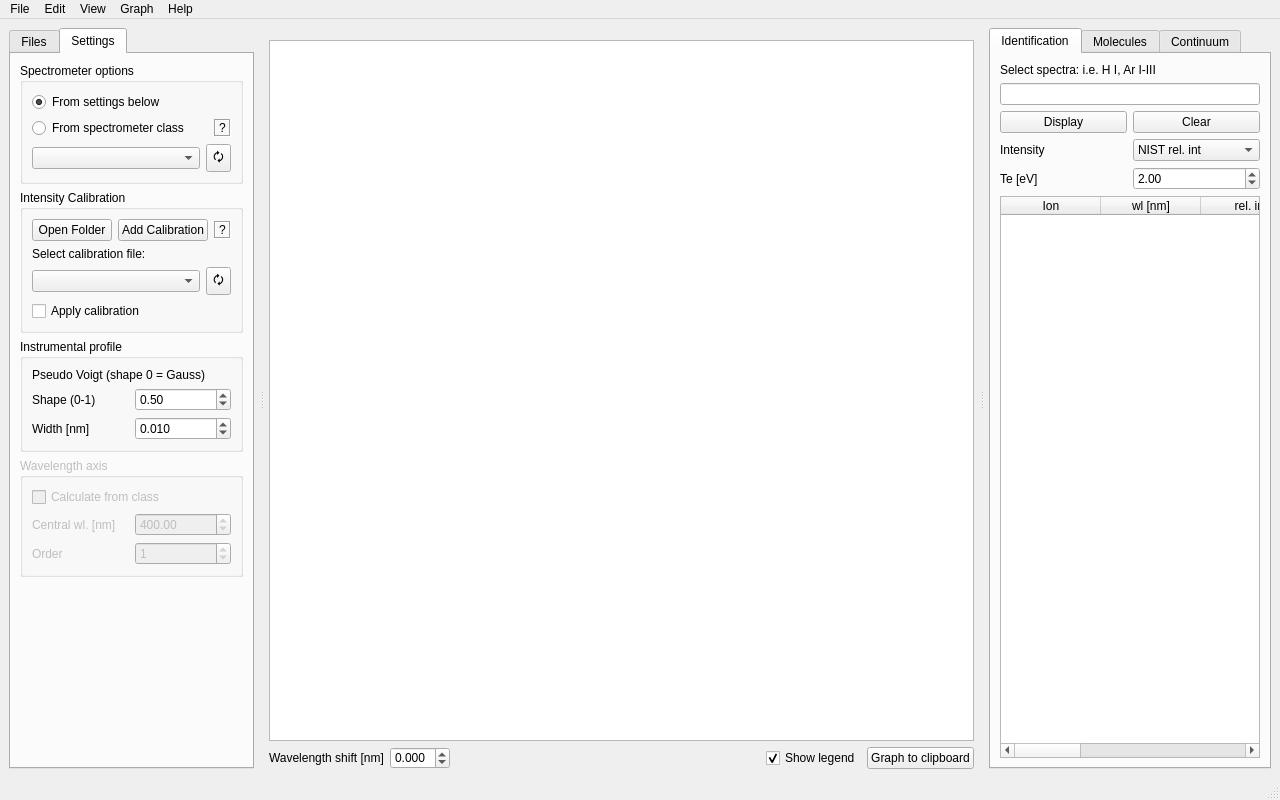
Old version of the form OES_toolbox/ui/main.ui in the repository Julian-Held/OES-toolbox.
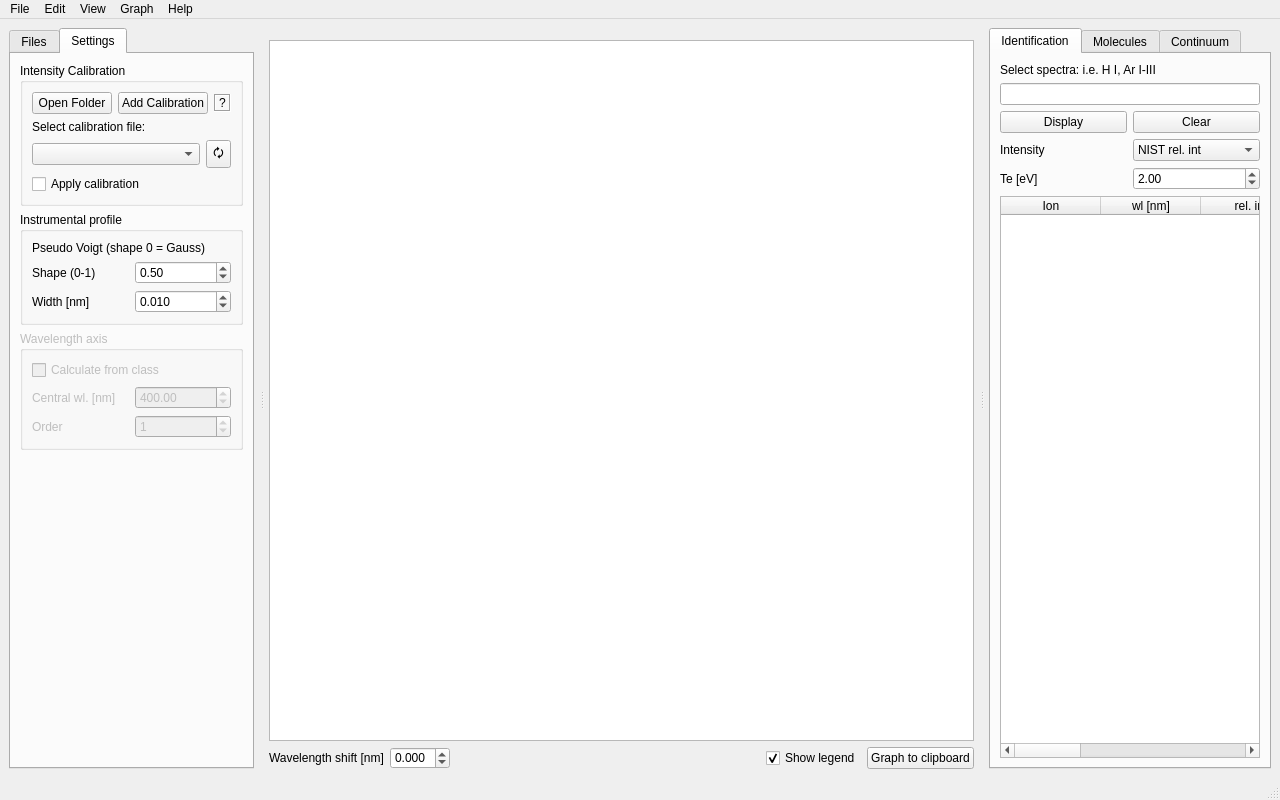
New version of the form. The open tabs and pages were chosen to show the change. Icons and pictures are not drawn. Custom widgets are drawn as their Qt base class.

Commit message: Adjusted tooltip about calibration file format and removed old, hidden UI element.

Diff of the .ui file:
```diff
--- a/OES_toolbox/ui/main.ui
+++ b/OES_toolbox/ui/main.ui
@@ -240,88 +240,6 @@
          <string>Settings</string>
         </attribute>
         <layout class="QVBoxLayout" name="verticalLayout_4">
-         <item>
-          <widget class="QGroupBox" name="groupBox_6">
-           <property name="title">
-            <string>Spectrometer options</string>
-           </property>
-           <layout class="QVBoxLayout" name="verticalLayout_12">
-            <item>
-             <widget class="QRadioButton" name="specopt_manual_radio">
-              <property name="text">
-               <string>From settings below</string>
-              </property>
-              <property name="checked">
-               <bool>true</bool>
-              </property>
-             </widget>
-            </item>
-            <item>
-             <layout class="QHBoxLayout" name="horizontalLayout_42">
-              <item>
-               <widget class="QRadioButton" name="specopt_builtin_radio">
-                <property name="text">
-                 <string>From spectrometer class</string>
-                </property>
-               </widget>
-              </item>
-              <item>
-               <widget class="QLabel" name="specopt_info">
-                <property name="sizePolicy">
-                 <sizepolicy hsizetype="Fixed" vsizetype="Fixed">
-                  <horstretch>0</horstretch>
-                  <verstretch>0</verstretch>
-                 </sizepolicy>
-                </property>
-                <property name="cursor">
-                 <cursorShape>ArrowCursor</cursorShape>
-                </property>
-                <property name="toolTip">
-                 <string>&lt;html&gt;&lt;head/&gt;&lt;body&gt;&lt;p&gt;Add your own spectromter class to owl for more freedom in terms of instrumental profile, intensity and wavelength calibration.&lt;/p&gt;&lt;/body&gt;&lt;/html&gt;</string>
-                </property>
-                <property name="frameShape">
-                 <enum>QFrame::Box</enum>
-                </property>
-                <property name="frameShadow">
-                 <enum>QFrame::Sunken</enum>
-                </property>
-                <property name="text">
-                 <string>?</string>
-                </property>
-                <property name="wordWrap">
-                 <bool>false</bool>
-                </property>
-                <property name="openExternalLinks">
-                 <bool>false</bool>
-                </property>
-               </widget>
-              </item>
-             </layout>
-            </item>
-            <item>
-             <layout class="QHBoxLayout" name="horizontalLayout_41">
-              <item>
-               <widget class="QComboBox" name="specopt_spec_cbox">
-                <property name="sizePolicy">
-                 <sizepolicy hsizetype="Preferred" vsizetype="Fixed">
-                  <horstretch>12</horstretch>
-                  <verstretch>0</verstretch>
-                 </sizepolicy>
-                </property>
-               </widget>
-              </item>
-              <item>
-               <widget class="QToolButton" name="specopt_reload_owl">
-                <property name="text">
-                 <string>🗘</string>
-                </property>
-               </widget>
-              </item>
-             </layout>
-            </item>
-           </layout>
-          </widget>
-         </item>
          <item>
           <widget class="QGroupBox" name="specopt_inctcal_group">
            <property name="title">
```
Left out of the diff: 4 changed lines with no effect on the pictures. The commit also changes 1 other file.
